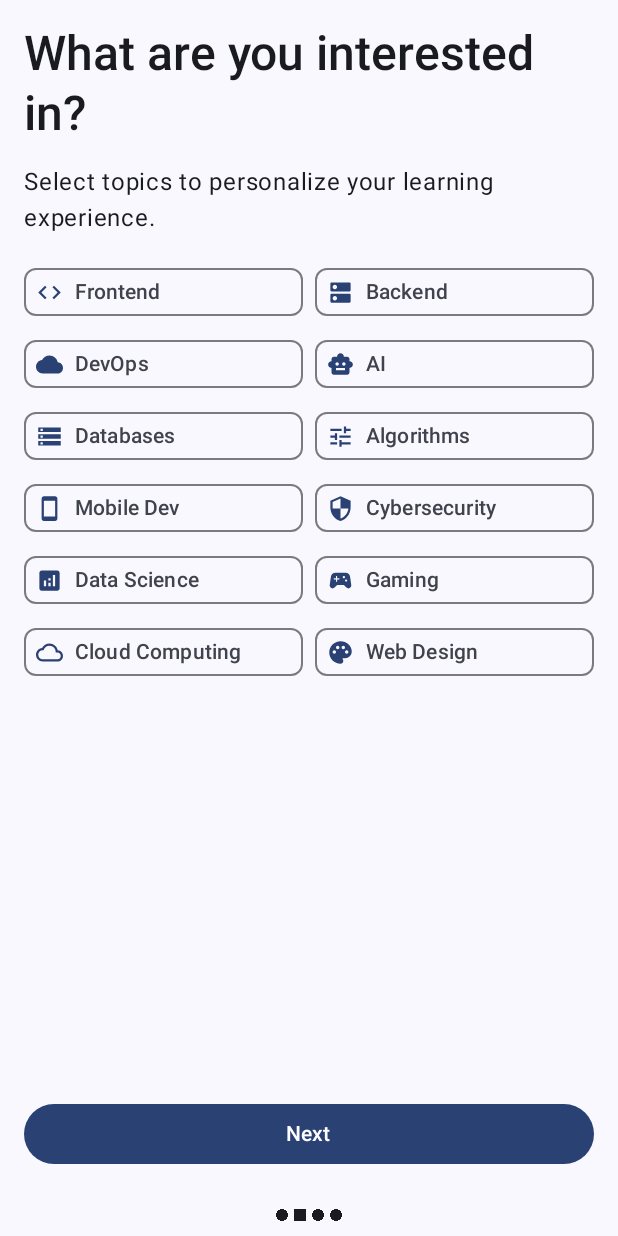
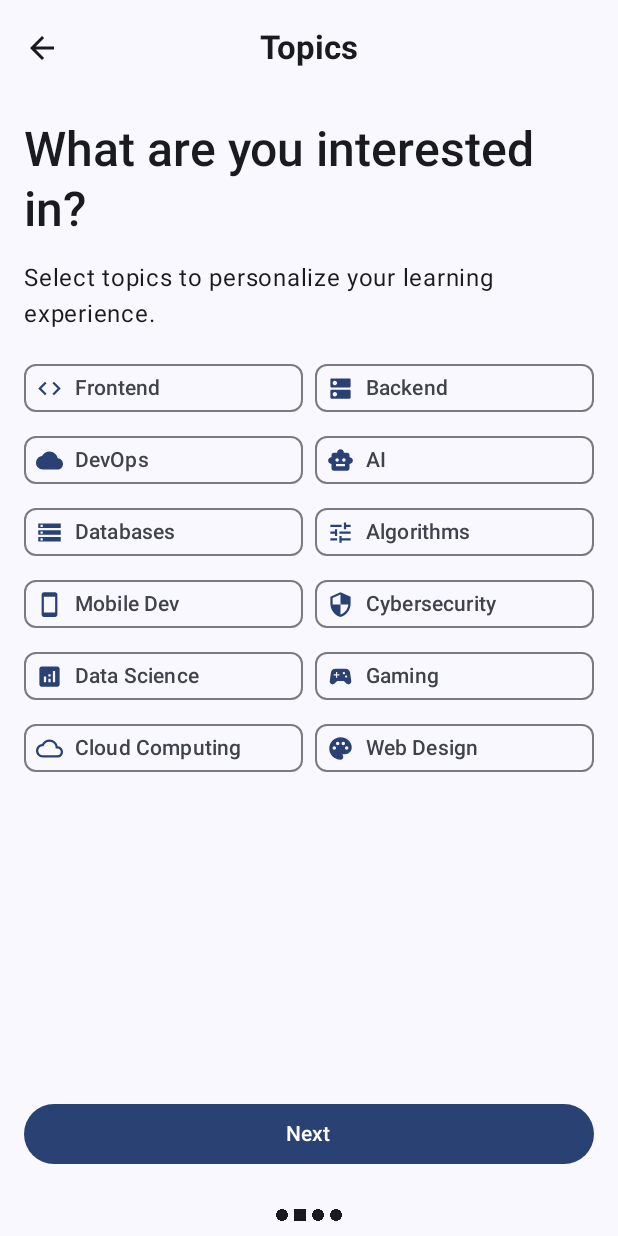
Before and after one commit to Chaos-19/DailyNugget_App, an Android app built with Jetpack Compose: the OnboardingScreen screen opened through its navigation route, after a tap on "Get Started", on a phone screen of 412 x 824 dp. Run offline under Robolectric (Android 15) with nearby library versions, the phone set to English and light mode, and no system bars; our stand-ins replace Dagger/Hilt's generated code, Firebase (no records; nobody signed in at launch, a user with empty details on screens opened directly).

Commit message:
fix:update the onboarding screen
add a topbaron onboarding screen

```diff
--- a/app/src/main/java/com/chaosdev/devbuddy/ui/common/WheelPicker.kt
+++ b/app/src/main/java/com/chaosdev/devbuddy/ui/common/WheelPicker.kt
@@ -4,7 +4,6 @@ import androidx.compose.foundation.ExperimentalFoundationApi
 import androidx.compose.foundation.gestures.snapping.rememberSnapFlingBehavior
 import androidx.compose.foundation.layout.*
 import androidx.compose.foundation.lazy.LazyColumn
-import androidx.compose.foundation.lazy.LazyListState
 import androidx.compose.foundation.lazy.itemsIndexed
 import androidx.compose.foundation.lazy.rememberLazyListState
 import androidx.compose.material3.Text
--- a/app/src/main/java/com/chaosdev/devbuddy/ui/onboarding/OnboardingScreen.kt
+++ b/app/src/main/java/com/chaosdev/devbuddy/ui/onboarding/OnboardingScreen.kt
@@ -2,45 +2,29 @@ package com.chaosdev.devbuddy.ui.onboarding
 
 
 import HourAndMinutePicker
+import android.annotation.SuppressLint
 import androidx.activity.compose.BackHandler
 import androidx.compose.foundation.ExperimentalFoundationApi
 import androidx.compose.foundation.Image
-import androidx.compose.foundation.layout.*
 import androidx.compose.foundation.layout.Arrangement
+import androidx.compose.foundation.layout.Column
+import androidx.compose.foundation.layout.Row
+import androidx.compose.foundation.layout.Spacer
+import androidx.compose.foundation.layout.fillMaxSize
+import androidx.compose.foundation.layout.fillMaxWidth
+import androidx.compose.foundation.layout.height
+import androidx.compose.foundation.layout.padding
+import androidx.compose.foundation.layout.size
 import androidx.compose.foundation.lazy.grid.GridCells
 import androidx.compose.foundation.lazy.grid.LazyVerticalGrid
+import androidx.compose.foundation.lazy.grid.items
 import androidx.compose.foundation.pager.HorizontalPager
 import androidx.compose.foundation.pager.rememberPagerState
-import androidx.compose.material3.*
-import androidx.compose.runtime.Composable
-import androidx.compose.runtime.collectAsState
-import androidx.compose.runtime.getValue
-import androidx.compose.runtime.rememberCoroutineScope
-import androidx.compose.ui.Alignment
-import androidx.compose.ui.Modifier
-import androidx.compose.ui.layout.VerticalAlignmentLine
-import androidx.compose.ui.res.painterResource
-import androidx.compose.ui.text.font.FontFamily
-import androidx.compose.ui.text.font.FontStyle
-import androidx.compose.ui.text.font.FontWeight
-import androidx.compose.ui.text.style.TextAlign
-import androidx.compose.ui.tooling.preview.Preview
-import androidx.compose.ui.unit.dp
-import androidx.hilt.navigation.compose.hiltViewModel
-import androidx.navigation.NavController
-import com.chaosdev.devbuddy.R
-//import com.chaosdev.devbuddy.ui.common.CommuteMinuteOrHourPicker
-import com.chaosdev.devbuddy.ui.navigation.Screen
-import kotlinx.coroutines.launch
-
-import androidx.compose.foundation.lazy.grid.items
-
 import androidx.compose.material.icons.Icons
 import androidx.compose.material.icons.filled.Analytics
-import androidx.compose.material.icons.filled.Check
-import androidx.compose.material.icons.filled.Code
 import androidx.compose.material.icons.filled.Cloud
 import androidx.compose.material.icons.filled.CloudQueue
+import androidx.compose.material.icons.filled.Code
 import androidx.compose.material.icons.filled.Dns
 import androidx.compose.material.icons.filled.DoneAll
 import androidx.compose.material.icons.filled.Palette
@@ -49,12 +33,42 @@ import androidx.compose.material.icons.filled.SmartToy
 import androidx.compose.material.icons.filled.Smartphone
 import androidx.compose.material.icons.filled.SportsEsports
 import androidx.compose.material.icons.filled.Storage
-import androidx.compose.material.icons.filled.Tune // A general icon for algorithms/settings
-import androidx.compose.runtime.*
+import androidx.compose.material.icons.filled.Tune
+import androidx.compose.material3.Button
+import androidx.compose.material3.CenterAlignedTopAppBar
+import androidx.compose.material3.ExperimentalMaterial3Api
+import androidx.compose.material3.FilterChip
+import androidx.compose.material3.FilterChipDefaults
+import androidx.compose.material3.Icon
+import androidx.compose.material3.IconButton
+import androidx.compose.material3.MaterialTheme
+import androidx.compose.material3.Scaffold
+import androidx.compose.material3.Switch
+import androidx.compose.material3.Text
+import androidx.compose.runtime.Composable
+import androidx.compose.runtime.collectAsState
+import androidx.compose.runtime.getValue
+import androidx.compose.runtime.mutableStateOf
+import androidx.compose.runtime.remember
+import androidx.compose.runtime.rememberCoroutineScope
+import androidx.compose.runtime.setValue
+import androidx.compose.ui.Alignment
+import androidx.compose.ui.Modifier
 import androidx.compose.ui.graphics.vector.ImageVector
-import kotlin.collections.mutableListOf
-
-@OptIn(ExperimentalFoundationApi::class)
+import androidx.compose.ui.res.painterResource
+import androidx.compose.ui.text.font.FontWeight
+import androidx.compose.ui.text.style.TextAlign
+import androidx.compose.ui.tooling.preview.Preview
+import androidx.compose.ui.unit.dp
+import androidx.hilt.navigation.compose.hiltViewModel
+import androidx.navigation.NavController
+import androidx.navigation.compose.currentBackStackEntryAsState
+import com.chaosdev.devbuddy.R
+import com.chaosdev.devbuddy.ui.navigation.Screen
+import kotlinx.coroutines.launch
+import androidx.compose.material.icons.filled.ArrowBack
+@SuppressLint("UnusedMaterial3ScaffoldPaddingParameter")
+@OptIn(ExperimentalFoundationApi::class, ExperimentalMaterial3Api::class)
 @Composable
 fun OnboardingScreen(
     navController: NavController,
@@ -73,13 +87,51 @@ fun OnboardingScreen(
                 pagerState.animateScrollToPage(pagerState.currentPage - 1)
             }
         }
-        // Do nothing on first page (or navigate to Login if needed)
+
     }
 
+
+val TAGS = listOf("Welcome", "Topics", "Daily commitment", "Notification")
+
+    Scaffold(
+
+        topBar = {
+
+            // We'll conditionally show the back button
+            val navBackStackEntry by navController.currentBackStackEntryAsState()
+            val showBackButton = navBackStackEntry?.destination?.route != Screen.Login.route
+
+            CenterAlignedTopAppBar(
+
+
+                title = {
+                    Text(
+                        TAGS[pagerState.currentPage],
+                        fontWeight = FontWeight.Bold
+                    )
+                },
+                        navigationIcon = {
+                    if (showBackButton) {
+                        IconButton(onClick = {
+                            // This will pop the current screen off the back stack
+                            navController.popBackStack()
+                        }) {
+                            Icon(
+                                imageVector = Icons.Filled.ArrowBack, // Standard back arrow
+                                contentDescription = "Back"
+                            )
+                        }
+                    }
+                }
+            )
+
+        },
+    ) {
+            innerPadding->
         Column(
             modifier = Modifier
-            .fillMaxSize(),
-            //.padding(16.dp),
+                .fillMaxSize()
+            .padding(innerPadding),
             verticalArrangement = Arrangement.SpaceBetween
         ) {
             HorizontalPager(
@@ -116,7 +168,7 @@ fun OnboardingScreen(
                         notificationEnabled = notificationEnabled,
                         onNotificationToggled = { enabled -> viewModel.toggleNotification(enabled) },
                         onFinish = {
-                        viewModel.saveOnboardingData()
+                            //viewModel.saveOnboardingData()
                             navController.navigate(Screen.Home.route) {
                                 popUpTo(Screen.Onboarding.route) { inclusive = true }
                                 popUpTo(Screen.Login.route) { inclusive = true }
@@ -147,6 +199,9 @@ fun OnboardingScreen(
                 }
             }
         }
+
+    }
+
 }
 
 @Composable
@@ -328,15 +383,6 @@ fun CommitmentPage(
     ) {
         Column {
             Text(
-                text = "Daily commitment",
-                style = MaterialTheme.typography.titleLarge,
-                fontWeight = FontWeight.SemiBold,
-                modifier = Modifier
-                    .padding(bottom = 16.dp)
-                    .align(alignment = Alignment.CenterHorizontally)
-            )
-
-            Text(
                 text = "How much time do you want to learn each day?",
                 style = MaterialTheme.typography.headlineMedium,
                 fontWeight = FontWeight.SemiBold,
@@ -382,14 +428,6 @@ fun NotificationPage(
             .padding(16.dp),
 
     ) {
-        Text(
-            text = "Notifications",
-            style = MaterialTheme.typography.titleLarge,
-            fontWeight = FontWeight.Bold,
-            modifier = Modifier
-                .padding(bottom = 13.dp)
-                .align(alignment = Alignment.CenterHorizontally)
-        )
         Row(
             modifier = Modifier.fillMaxWidth(),
             verticalAlignment = Alignment.CenterVertically
@@ -433,8 +471,8 @@ fun NotificationPagePreview(
 
 ) {
 
-    WelcomePage {  }
-
+    //WelcomePage {  }
+    // OnboardingScreen(navController = NavController(LocalContext.current),)
 /*NotificationPage(notificationEnabled = true,
         onNotificationToggled = { },
         onFinish = {
```
Lines whose indentation alone changed are shown as unchanged.
